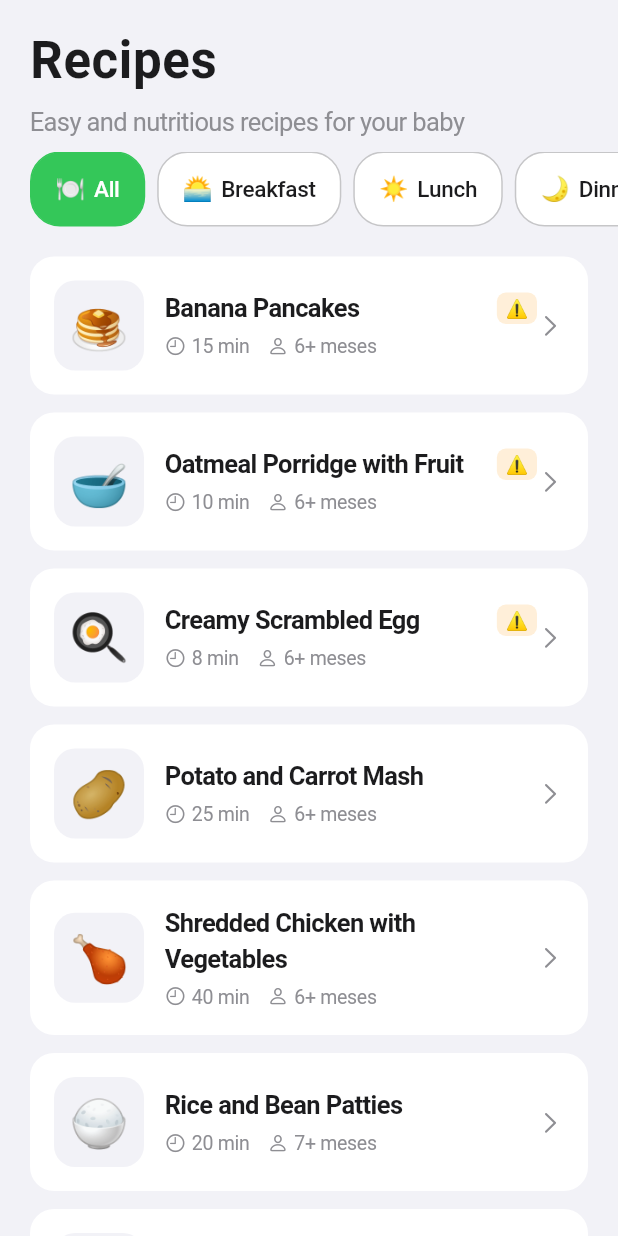
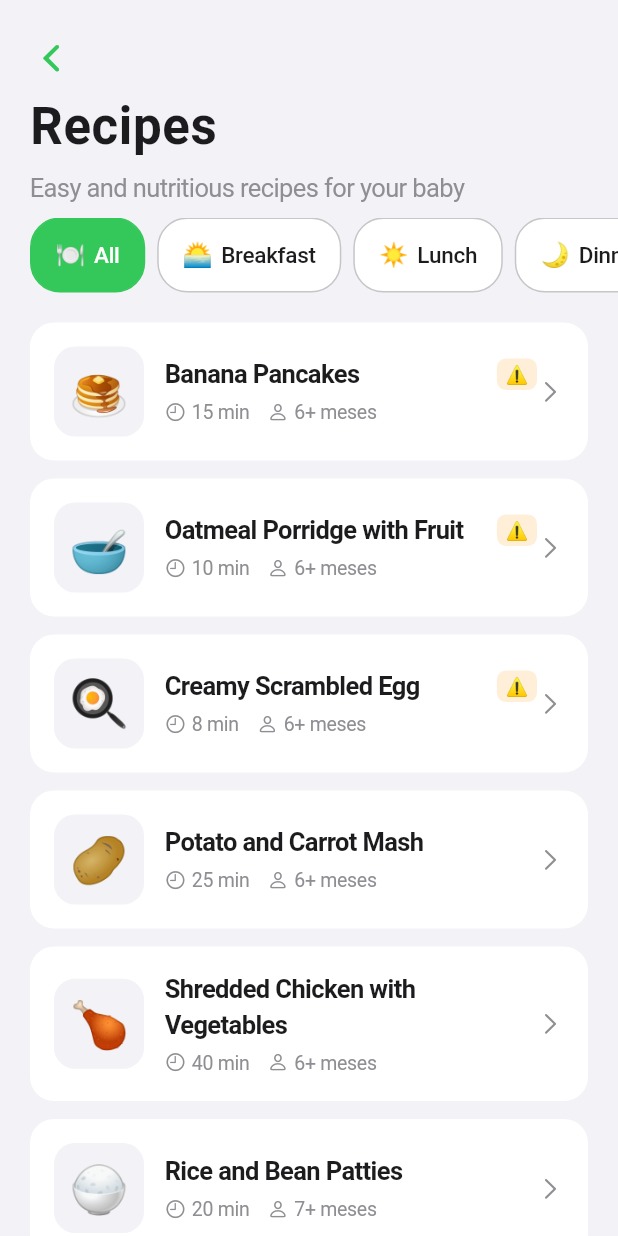
Before and after one commit to JoaoFloresDev/blw, a Flutter app: the RecipesScreen screen opened directly, on a phone screen of 412 x 824 dp. Run offline on Flutter 3.47's test engine with Material 3 defaults, Android fonts, the phone set to English and light mode, and no system bars; our stand-ins replace image_picker, in_app_purchase, in_app_review, pdf, share_plus, shared_preferences; accounts and stored records are empty.

Commit message:
fix: botão de voltar na tela de Receitas quando aberta do Home (build 19)
RecipesScreen tinha header customizado sem voltar; ao abrir via push (Home > Receitas pós-paywall) o usuário ficava preso. Adiciona chevron back quando Navigator.canPop.

Co-Authored-By: Claude Opus 4.8 (1M context) <noreply@anthropic.com>

```diff
--- a/blw/lib/screens/recipes_screen.dart
+++ b/blw/lib/screens/recipes_screen.dart
@@ -36,6 +36,19 @@ class _RecipesScreenState extends State<RecipesScreen> {
                 child: Column(
                   crossAxisAlignment: CrossAxisAlignment.start,
                   children: [
+                    if (Navigator.of(context).canPop())
+                      CupertinoButton(
+                        padding: EdgeInsets.zero,
+                        onPressed: () => Navigator.of(context).pop(),
+                        child: const Align(
+                          alignment: Alignment.centerLeft,
+                          child: Icon(
+                            CupertinoIcons.chevron_back,
+                            color: AppColors.primary,
+                            size: 28,
+                          ),
+                        ),
+                      ),
                     Text(
                       l10n.recipes,
                       style: const TextStyle(
--- a/blw/pubspec.yaml
+++ b/blw/pubspec.yaml
@@ -16,7 +16,7 @@ publish_to: 'none' # Remove this line if you wish to publish to pub.dev
 # https://developer.apple.com/library/archive/documentation/General/Reference/InfoPlistKeyReference/Articles/CoreFoundationKeys.html
 # In Windows, build-name is used as the major, minor, and patch parts
 # of the product and file versions while build-number is used as the build suffix.
-version: 1.2.0+18
+version: 1.2.0+19
 
 environment:
   sdk: ^3.10.7
```
